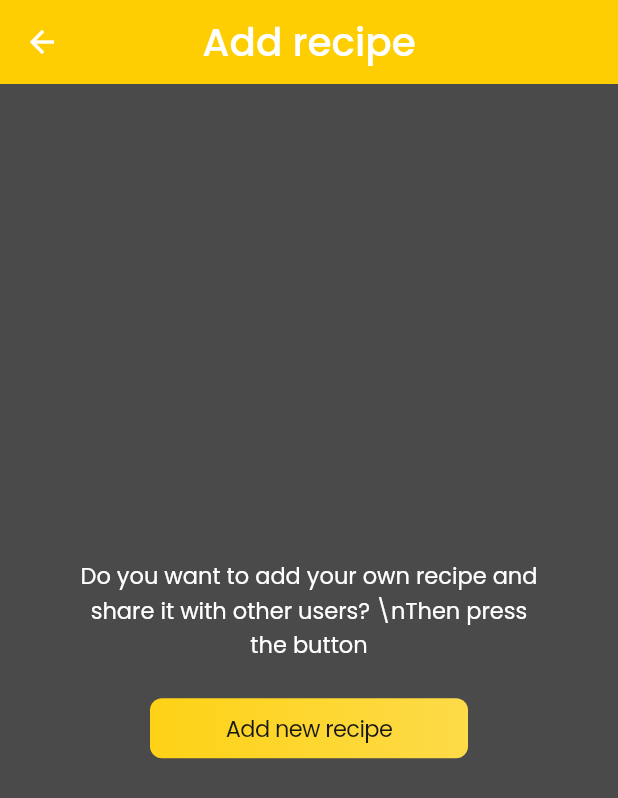
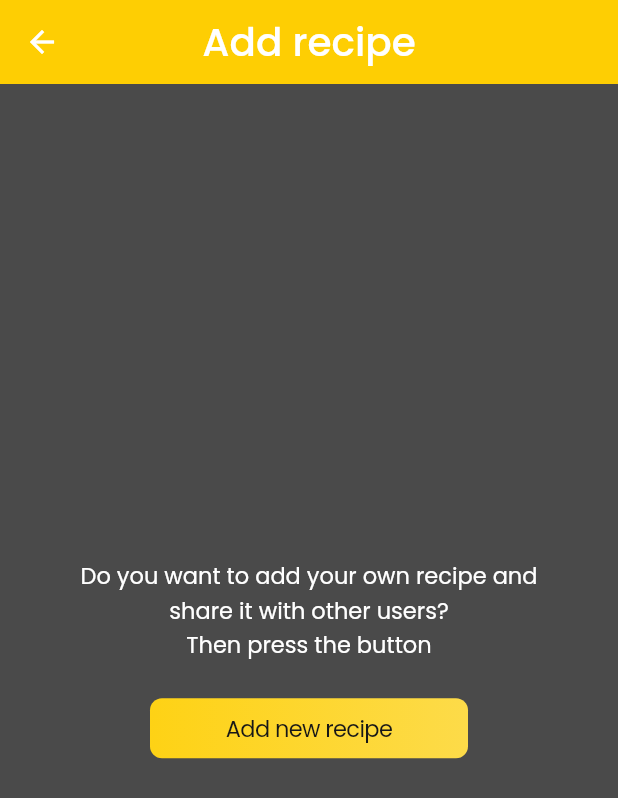
Before and after one commit to artyomIgg/tasty-cook, a Flutter app: the AddRecipeScreen screen opened by its route, on a phone screen of 412 x 824 dp. Shown: the top 798 px of the screen. Run offline on Flutter 3.47's test engine with Material 2 defaults, Android fonts, the phone set to English and light mode, and no system bars; our stand-ins replace auto_route, bloc, dio, dropdown_button2, easy_localization, email_validator and 15 more; missing offline and left inert: html_editor_enhanced, mobile_scanner; accounts and stored records are empty; network calls fail.

Commit message:
fix some bugs

```diff
--- a/assets/localizations/en-US.json
+++ b/assets/localizations/en-US.json
@@ -32,7 +32,7 @@
   "your_comment": "Your comment",
 
   "add_recipe": "Add recipe",
-  "add_recipe_about": "Do you want to add your own recipe and share it with other users? \\nThen press the button",
+  "add_recipe_about": "Do you want to add your own recipe and share it with other users? \nThen press the button",
   "add_new_recipe": "Add new recipe",
   "create_new_recipe": "Create new recipe",
   "new_recipe_was_created": "New recipe was created",
--- a/assets/localizations/uk-UA.json
+++ b/assets/localizations/uk-UA.json
@@ -34,7 +34,7 @@
   "your_comment": "Ваш коментар",
 
   "add_recipe": "Додати рецепт",
-  "add_recipe_about": "Хочете додати свій рецепт та поділитися ним з іншими користувачами? \\nТоді натисніть кнопку",
+  "add_recipe_about": "Хочете додати свій рецепт та поділитися ним з іншими користувачами? \nТоді натисніть кнопку",
   "add_new_recipe": "Додати новий рецепт",
   "create_new_recipe": "Створити новий рецепт",
   "new_recipe_was_created": "Новий рецепт було створено",
--- a/lib/screens/add_recipe/add_recipe_screen_body.dart
+++ b/lib/screens/add_recipe/add_recipe_screen_body.dart
@@ -31,7 +31,7 @@ class AddRecipeScreenBody extends StatelessWidget {
             padding: const EdgeInsets.symmetric(horizontal: 50),
             child: MainButton(
               onPressed: () => _onTapButton(context),
-              text: 'Add new recipe',
+              text: LocaleKeys.add_new_recipe.tr(),
             ),
           ),
         ],
```
Also changed, not shown: lib/screens/search_screen/search_screen.dart (+14 -5 lines), lib/widgets/recipe_card.dart (+6 -3 lines).
